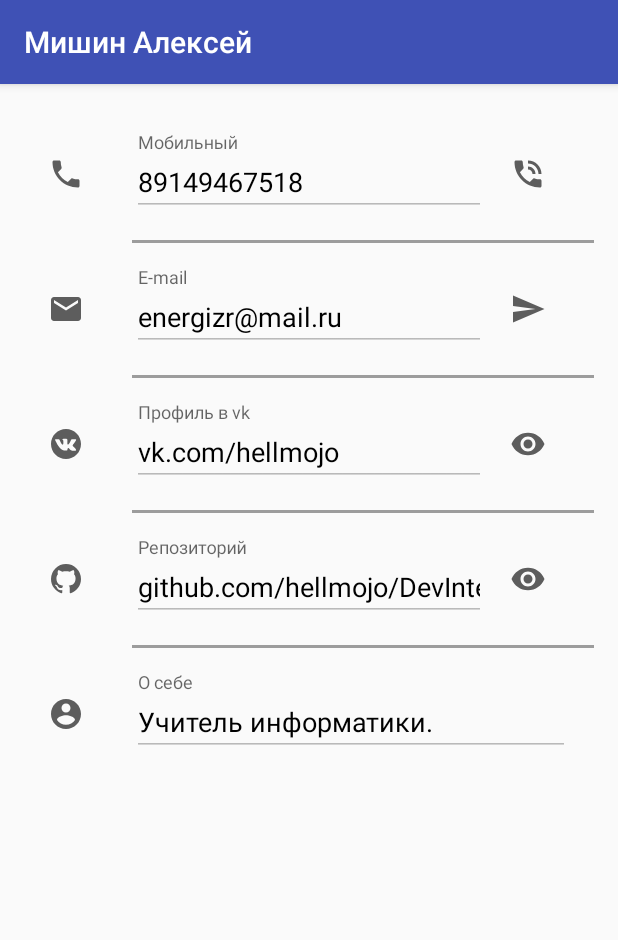
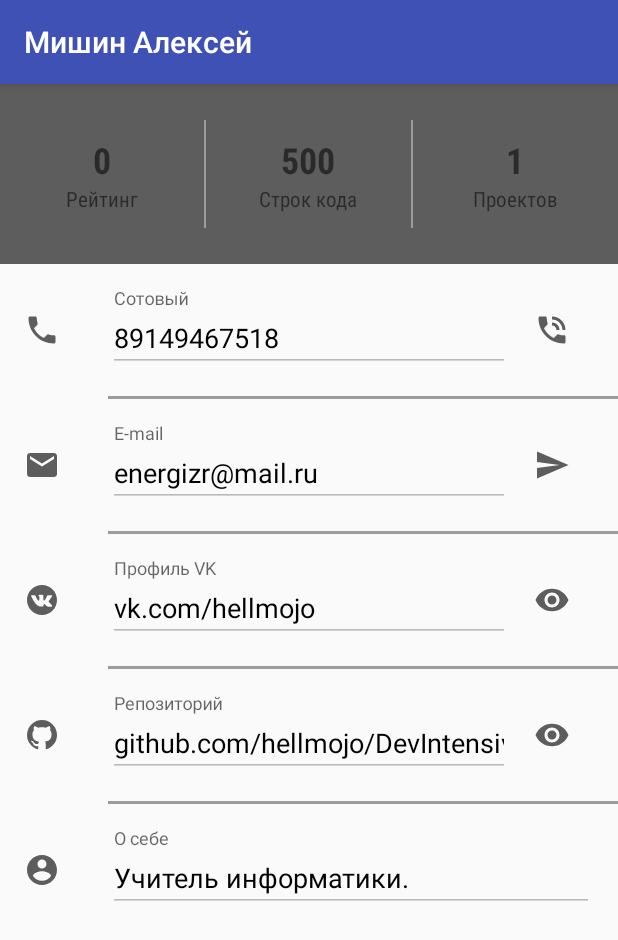
Before and after one commit to hellmojo/DevIntensive, an Android app: the screen it shows after launch (MainActivity), on a phone screen of 412 x 824 dp. Shown: the top 940 px of the screen. Run offline under Robolectric (Android 15) with nearby library versions, the phone set to English and light mode, and no system bars.

Commit message:
add activity design with scroll add styles add strings

```diff
--- a/app/src/main/res/layout/activity_main.xml
+++ b/app/src/main/res/layout/activity_main.xml
@@ -1,17 +1,78 @@
 <?xml version="1.0" encoding="utf-8"?>
-<LinearLayout
-    xmlns:android="http://schemas.android.com/apk/res/android"
+<RelativeLayout xmlns:android="http://schemas.android.com/apk/res/android"
     xmlns:tools="http://schemas.android.com/tools"
     android:layout_width="match_parent"
     android:layout_height="match_parent"
-    android:paddingBottom="@dimen/activity_vertical_margin"
-    android:paddingLeft="@dimen/activity_horizontal_margin"
-    android:paddingRight="@dimen/activity_horizontal_margin"
-    android:paddingTop="@dimen/activity_vertical_margin"
-    tools:context=".ui.activities.MainActivity"
+    tools:context=".ui.activities.MainActivity">
+    <!--scroll-->
+    <android.support.v4.widget.NestedScrollView
+            android:layout_width="match_parent"
+            android:layout_height="match_parent">
+        <!--header block -->
+    <LinearLayout
+        android:layout_width="match_parent"
+        android:layout_height="match_parent"
+        android:orientation="vertical">
+            <LinearLayout
+            android:layout_width="match_parent"
+            android:layout_height="wrap_content"
+            android:background="@color/gray"
+            android:orientation="horizontal"
+            android:paddingTop="@dimen/size_small_24"
+            android:paddingBottom="@dimen/size_small_24">
+                <!--счет рейтинга-->
+            <LinearLayout
+                android:layout_width="0dp"
+                android:layout_height="@dimen/size_large_72"
+                android:layout_weight="1"
+                android:gravity="center"
                 android:orientation="vertical">
 
-   //мобильный телефон
+            <TextView
+                style="@style/text.title"
+                android:text="@string/score"/>
+            <TextView
+                style="@style/text"
+                android:text="@string/score_str"/>
+            </LinearLayout>
+                <View
+                android:layout_width="@dimen/line_size"
+                android:layout_height="@dimen/height_line"
+                android:background="@color/gray_light"/>
+                <!--счет строк кода-->
+            <LinearLayout
+                android:layout_width="0dp"
+                android:layout_height="@dimen/size_large_72"
+                android:layout_weight="1"
+                android:gravity="center"
+                android:orientation="vertical">
+                <TextView
+                    style="@style/text.title"
+                    android:text="@string/code_count"/>
+                <TextView
+                    style="@style/text"
+                    android:text="@string/code_str"/>
+            </LinearLayout>
+                <View
+                    android:layout_width="@dimen/line_size"
+                    android:layout_height="@dimen/height_line"
+                    android:background="@color/gray_light"/>
+            <!--счет проектов-->
+            <LinearLayout
+                android:layout_width="0dp"
+                android:layout_height="@dimen/size_large_72"
+                android:layout_weight="1"
+                android:gravity="center"
+                android:orientation="vertical">
+                <TextView
+                    style="@style/text.title"
+                    android:text="@string/app_num"/>
+                <TextView
+                    style="@style/text"
+                    android:text="@string/app_str"/>
+            </LinearLayout>
+        </LinearLayout>
+
         <LinearLayout
             android:layout_width="match_parent"
             android:layout_height="wrap_content"
@@ -37,12 +98,12 @@
                         android:id="@+id/phone_et"
                         android:layout_width="match_parent"
                         android:layout_height="wrap_content"
-                android:hint="Мобильный"
+                        android:hint="@string/phone"
                         android:inputType="phone"
-                android:text="89149467518"
+                        android:text="@string/phone_hint"
                         android:enabled="false"
                         android:textColor="@color/black"
-                android:textColorHint="@color/grey_light"
+                        android:textColorHint="@color/gray_light"
                         android:focusable="false"/>
                 </android.support.design.widget.TextInputLayout></LinearLayout>
             <ImageView
@@ -53,7 +114,7 @@
         <View
             android:layout_width="match_parent"
             android:layout_height="2dp"
-        android:background="@color/grey_light"
+            android:background="@color/gray_light"
             android:layout_marginLeft="@dimen/size_large_72"/>
 
 
@@ -83,12 +144,12 @@
                         android:id="@+id/email_et"
                         android:layout_width="match_parent"
                         android:layout_height="wrap_content"
-                    android:hint="E-mail"
+                        android:hint="@string/email"
                         android:inputType="textEmailAddress"
-                    android:text="energizr@mail.ru"
+                        android:text="@string/email_hint"
                         android:enabled="false"
                         android:textColor="@color/black"
-                    android:textColorHint="@color/grey_light"
+                        android:textColorHint="@color/gray_light"
                         android:focusable="false"/>
                 </android.support.design.widget.TextInputLayout></LinearLayout>
             <ImageView
@@ -99,7 +160,7 @@
         <View
             android:layout_width="match_parent"
             android:layout_height="2dp"
-        android:background="@color/grey_light"
+            android:background="@color/gray_light"
             android:layout_marginLeft="@dimen/size_large_72"/>
         //vk
         <LinearLayout
@@ -127,12 +188,12 @@
                         android:id="@+id/email_et"
                         android:layout_width="match_parent"
                         android:layout_height="wrap_content"
-                    android:hint="Профиль в vk"
-                    android:inputType="textEmailAddress"
-                    android:text="vk.com/hellmojo"
+                        android:hint="@string/vk"
+                        android:inputType="text"
+                        android:text="@string/vk_hint"
                         android:enabled="false"
                         android:textColor="@color/black"
-                    android:textColorHint="@color/grey_light"
+                        android:textColorHint="@color/gray_light"
                         android:focusable="false"/>
                 </android.support.design.widget.TextInputLayout></LinearLayout>
             <ImageView
@@ -143,7 +204,7 @@
         <View
             android:layout_width="match_parent"
             android:layout_height="2dp"
-        android:background="@color/grey_light"
+            android:background="@color/gray_light"
             android:layout_marginLeft="@dimen/size_large_72"/>
         //github
         <LinearLayout
@@ -171,12 +232,12 @@
                         android:id="@+id/email_et"
                         android:layout_width="match_parent"
                         android:layout_height="wrap_content"
-                    android:hint="Репозиторий"
-                    android:inputType="textEmailAddress"
-                    android:text="github.com/hellmojo/DevIntensive"
+                        android:hint="@string/git"
+                        android:inputType="text"
+                        android:text="@string/git_hint"
                         android:enabled="false"
                         android:textColor="@color/black"
-                    android:textColorHint="@color/grey_light"
+                        android:textColorHint="@color/gray_light"
                         android:focusable="false"/>
                 </android.support.design.widget.TextInputLayout></LinearLayout>
             <ImageView
@@ -187,7 +248,7 @@
         <View
             android:layout_width="match_parent"
             android:layout_height="2dp"
-        android:background="@color/grey_light"
+            android:background="@color/gray_light"
             android:layout_marginLeft="@dimen/size_large_72"/>
         //about
         <LinearLayout
@@ -212,17 +273,20 @@
                     android:layout_height="wrap_content"
                     >
                     <EditText
-                    android:id="@+id/email_et"
+                        android:id="@+id/about_et"
                         android:layout_width="match_parent"
                         android:layout_height="wrap_content"
-                    android:hint="О себе"
-                    android:inputType="textEmailAddress"
+                        android:hint="@string/about"
+                        android:inputType="text"
                         android:text="Учитель информатики."
                         android:singleLine="false"
                         android:enabled="false"
                         android:textColor="@color/black"
-                    android:textColorHint="@color/grey_light"
+                        android:textColorHint="@color/gray_light"
                         android:focusable="false"/>
                 </android.support.design.widget.TextInputLayout></LinearLayout>
         </LinearLayout>
     </LinearLayout>
+    </android.support.v4.widget.NestedScrollView>
+
+</RelativeLayout>
--- a/app/src/main/res/values/colors.xml
+++ b/app/src/main/res/values/colors.xml
@@ -4,7 +4,7 @@
     <color name="color_primary_dark">#303F9F</color>
     <color name="color_accent">#FF4081</color>
 
-    <color name="grey">#5d5d5d</color>
-    <color name="grey_light">#9c9c9c</color>
+    <color name="gray">#5d5d5d</color>
+    <color name="gray_light">#9c9c9c</color>
     <color name="black">#000000</color>
 </resources>
--- a/app/src/main/res/values/dimens.xml
+++ b/app/src/main/res/values/dimens.xml
@@ -27,5 +27,9 @@
     <dimen name="spacing_larger_72">72dp</dimen>
     <dimen name="spacing_larger_80">80dp</dimen>
 
+    <!--line-->
+    <dimen name="line_size">1dp</dimen>
+    <dimen name="height_line">72dp</dimen>
+
 
 </resources>
--- a/app/src/main/res/values/strings.xml
+++ b/app/src/main/res/values/strings.xml
@@ -1,3 +1,22 @@
 <resources>
     <string name="app_name">Мишин Алексей</string>
+    <string name="score">0</string>
+    <string name="score_str">Рейтинг</string>
+    <string name="code_count">500</string>
+    <string name="code_str">Строк кода</string>
+    <string name="app_num">1</string>
+    <string name="app_str">Проектов</string>
+    <string name="phone">Сотовый</string>
+    <string name="phone_hint">89149467518</string>
+    <string name="email">E-mail</string>
+    <string name="email_hint">energizr@mail.ru</string>
+    <string name="vk">Профиль VK</string>
+    <string name="vk_hint">vk.com/hellmojo</string>
+    <string name="git">Репозиторий</string>
+    <string name="git_hint">github.com/hellmojo/DevIntensive</string>
+    <string name="about">О себе</string>
+
+
+
+
 </resources>
--- a/app/src/main/res/values/styles.xml
+++ b/app/src/main/res/values/styles.xml
@@ -21,5 +21,23 @@
         <item name="android:layout_marginTop">@dimen/size_small_24</item>
         <item name="android:layout_marginRight">@dimen/size_medium_32</item>
     </style>
+    <style name="block">
+        <item name="android:layout_width">0dp</item>
+        <item name="android:layout_height">72dp</item>
+        <item name="android:layout_weight">1</item>
+        <item name="android:gravity">center</item>
+        <item name="android:orientation">vertical</item>
+    </style>
+
+    <style name="text">
+        <item name="android:layout_width">wrap_content</item>
+        <item name="android:layout_height">wrap_content</item>
+        <item name="android:fontFamily">sans-serif-condensed</item>
+    </style>
+
+    <style name="text.title" parent="text">
+        <item name="android:textSize">@dimen/size_small_24</item>
+        <item name="android:textStyle">bold</item>
+    </style>
 
 </resources>
```
Lines whose indentation alone changed are shown as unchanged.
